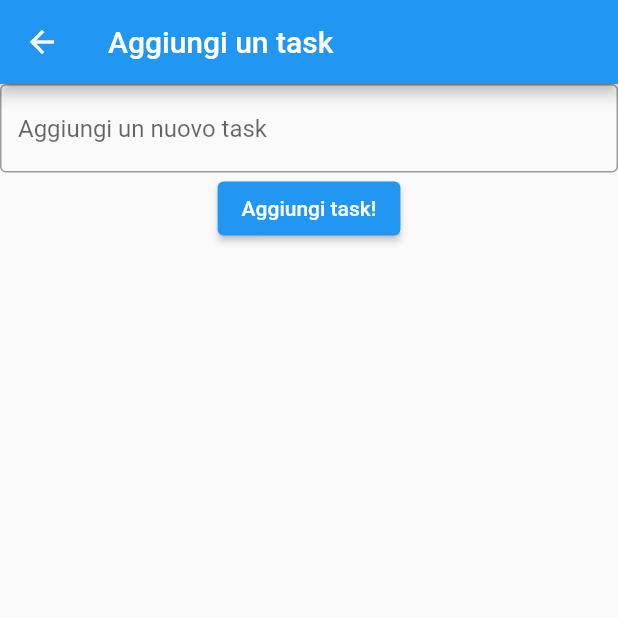
After one commit to mirtillacecchi22/task_app, a Flutter app: the screen it shows after launch, after a tap on the "add" icon, on a phone screen of 412 x 824 dp, the top half of it. The commit adds this screen. Run offline on Flutter 3.47's test engine with Material 2 defaults, Android fonts, the phone set to English and light mode, and no system bars.

Commit message:
Aggiungere un task

```diff
--- /dev/null
+++ b/lib/add_task.dart
@@ -0,0 +1,34 @@
+import 'package:flutter/material.dart';
+
+class AddItem extends StatelessWidget {
+  final Function addTask;
+  const AddItem({super.key, required this.addTask});
+
+  @override
+  Widget build(BuildContext context) {
+    return Scaffold(
+      appBar: AppBar(
+        title: const Text('Aggiungi un task'),
+      ),
+      body: Column(
+          crossAxisAlignment: CrossAxisAlignment.start,
+          children: <Widget>[
+            const TextField(
+              decoration: InputDecoration(
+                border: OutlineInputBorder(),
+                hintText: 'Aggiungi un nuovo task',
+              ),
+            ),
+            Center(
+              child: ElevatedButton(
+                onPressed: () {
+                  addTask('Prova');
+                  Navigator.pop(context);
+                },
+                child: const Text('Aggiungi task!'),
+              ),
+            )
+          ]),
+    );
+  }
+}
--- a/lib/main.dart
+++ b/lib/main.dart
@@ -1,9 +1,11 @@
 import 'package:flutter/material.dart';
 
 import './task_list.dart';
+import './add_task.dart';
 
 void main() {
-  runApp(const MainApp());
+  runApp(const MaterialApp(
+      home: MainApp())); //soluzione per usare Navigator, da rivedere
 }
 
 class MainApp extends StatefulWidget {
@@ -19,7 +21,7 @@ class _MainAppState extends State<MainApp> {
   int _comp = 0;
 
   //lista dei tasks hardcoded
-  final _tasks = const [
+  List<String> tasks = [
     'Comprare lo zucchero',
     'Colloquio parenti',
     'Revisione macchina',
@@ -53,8 +55,18 @@ class _MainAppState extends State<MainApp> {
               Expanded(
                 child: TasksList(
                   onSonChange: onSonChange,
-                  tasks: _tasks,
+                  tasks: tasks,
                 ),
+              ),
+              FloatingActionButton(
+                onPressed: () {
+                  Navigator.push(
+                    context,
+                    MaterialPageRoute(
+                        builder: (context) => AddItem(addTask: aggiungiTask)),
+                  );
+                },
+                child: const Icon(Icons.add),
               ),
             ],
           ),
@@ -70,9 +82,15 @@ class _MainAppState extends State<MainApp> {
       } else {
         _comp -= 1;
       }
-      _perc = 100 * _comp / _tasks.length;
+      _perc = 100 * _comp / tasks.length;
       _perc = double.parse((_perc).toStringAsFixed(2));
       _progress = 1 * _perc / 100;
     });
   }
+
+  void aggiungiTask(value) {
+    setState(() {
+      tasks.add(value);
+    });
+  }
 }
```
